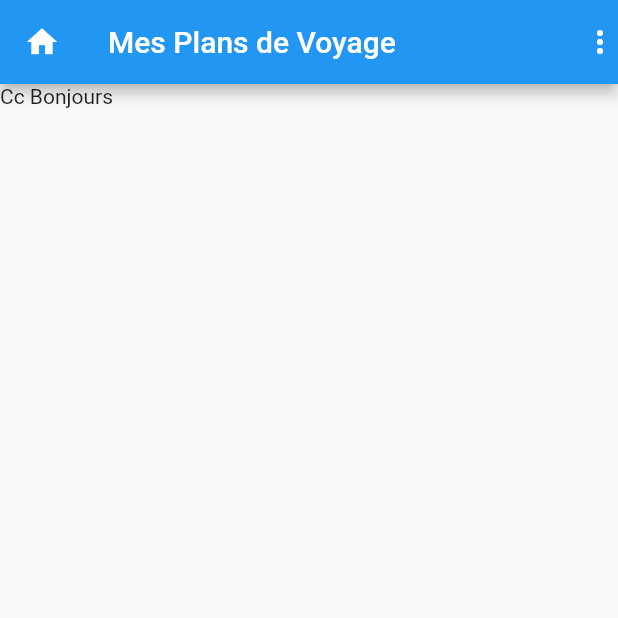
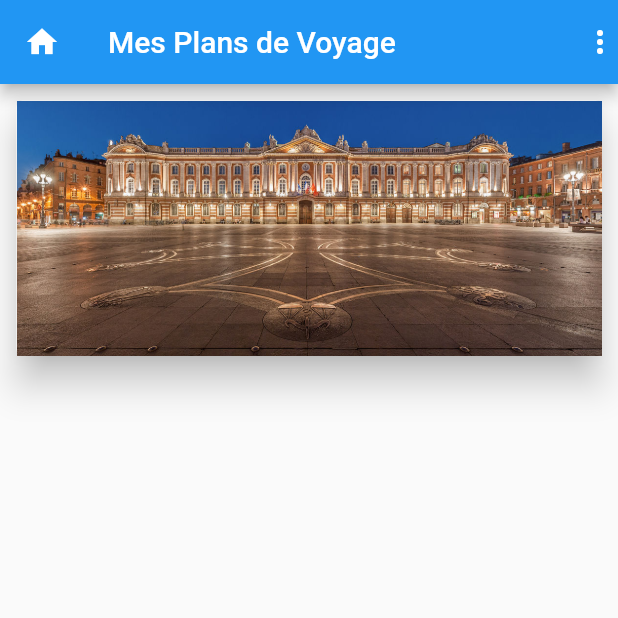
Before and after one commit to abakarabdelsalam/Projet, a Flutter app: the screen it shows after launch, on a phone screen of 412 x 824 dp, the top half of it. Run offline on Flutter 3.47's test engine with Material 2 defaults, Android fonts, the phone set to English and light mode, and no system bars.

Commit message:
mise en place de widget card, Stack et image

```diff
--- a/lib/main.dart
+++ b/lib/main.dart
@@ -14,7 +14,24 @@ class PlansVoyage extends StatelessWidget {
           actions: <Widget>[Icon(Icons.more_vert)],
         ),
         body: Container(
-          child: Text('Cc Bonjours '),
+          padding: EdgeInsets.all(7),
+          child: Column(
+            children: <Widget>[
+              Card(
+                elevation: 10,
+                child: Container(
+                  height: 170,
+                  child: Stack(
+                    fit: StackFit.expand,
+                    children: <Widget>[
+                      Image.asset('assets/images/Toulouse.jpg',
+                          fit: BoxFit.cover)
+                    ],
+                  ),
+                ),
+              )
+            ],
+          ),
         ),
       ),
     );
```
Also changed, not shown: pubspec.yaml (+3 -9 lines), assets/images/Toulouse.jpg (added), assets/images/paris.jpg (added), lib/assets/wa.jpg (deleted).
